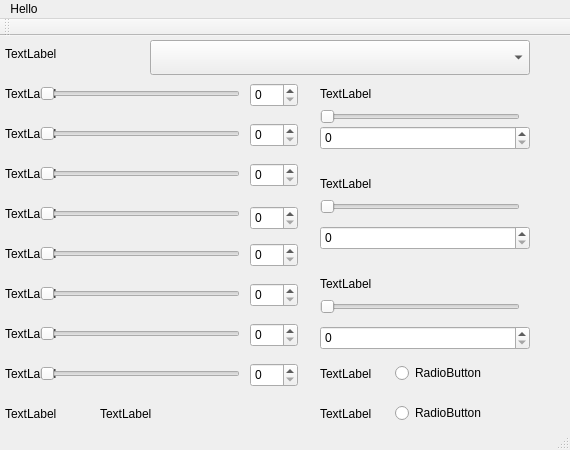
This is mainwindow.ui in bdangpic10c/GradeCalculator as Qt 5 draws it before an edit. The edited form follows.
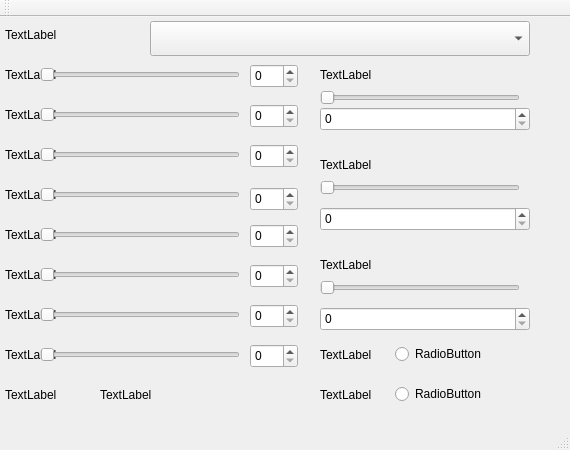
This is the edited form.

Commit message: Changed window title and fully connected sliders to spinbox's

Patch:
```diff
--- a/mainwindow.ui
+++ b/mainwindow.ui
@@ -343,7 +343,7 @@
      <rect>
       <x>320</x>
       <y>140</y>
-      <width>70</width>
+      <width>100</width>
       <height>16</height>
      </rect>
     </property>
@@ -512,22 +512,6 @@
     </property>
    </widget>
   </widget>
-  <widget class="QMenuBar" name="menuBar">
-   <property name="geometry">
-    <rect>
-     <x>0</x>
-     <y>0</y>
-     <width>570</width>
-     <height>22</height>
-    </rect>
-   </property>
-   <widget class="QMenu" name="menuHello">
-    <property name="title">
-     <string>Hello</string>
-    </property>
-   </widget>
-   <addaction name="menuHello"/>
-  </widget>
   <widget class="QToolBar" name="mainToolBar">
    <attribute name="toolBarArea">
     <enum>TopToolBarArea</enum>
```
The commit also changes 3 other files.
